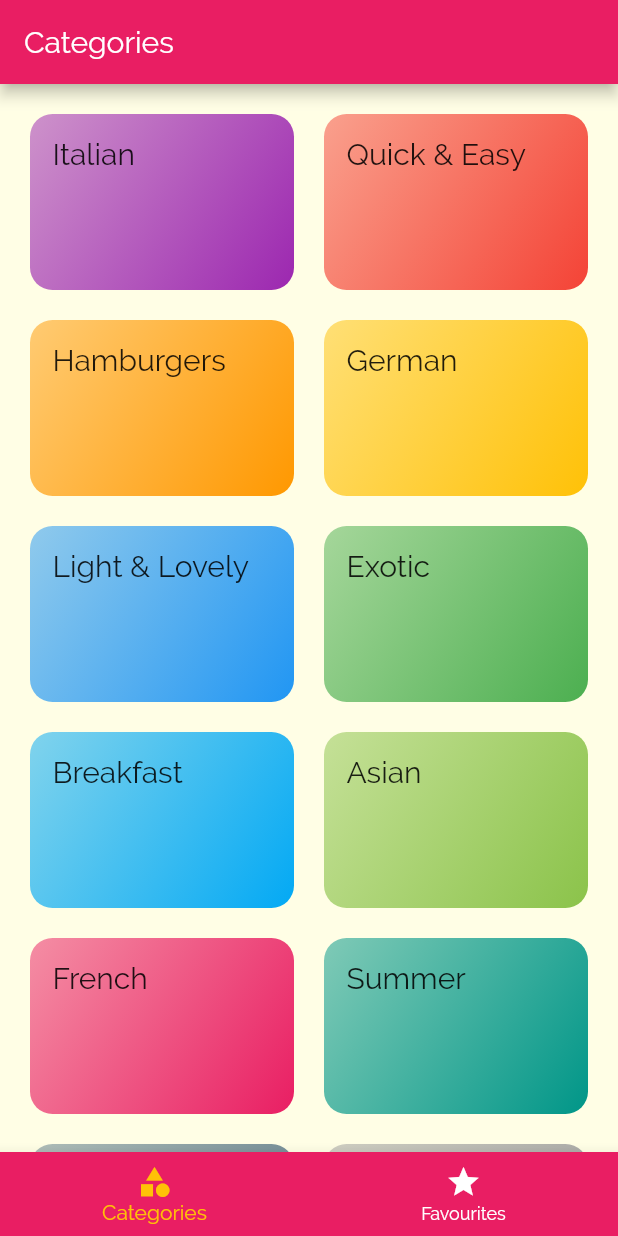
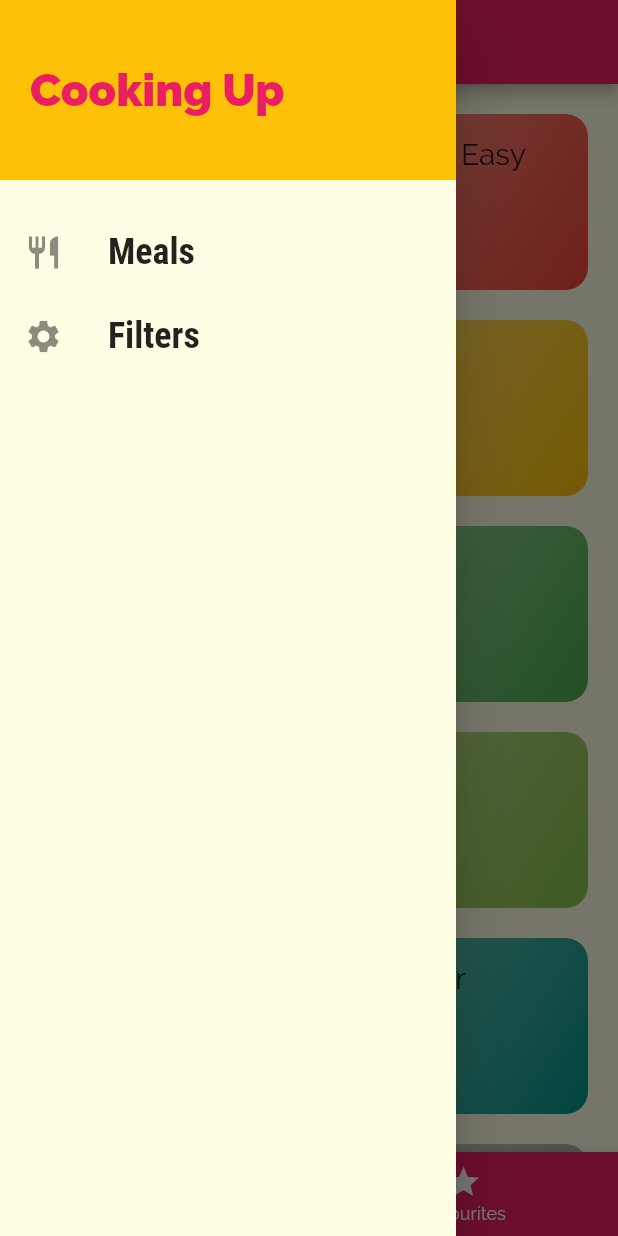
Before and after one commit to akshit-sehgal/flutter-meals, a Flutter app: the screen it shows after launch, with the side drawer open (before the commit the screen has no drawer), on a phone screen of 412 x 824 dp. Run offline on Flutter 3.47's test engine with Material 2 defaults, Android fonts, the phone set to English and light mode, and no system bars.

Commit message:
Adding a custom navigation drawer

```diff
--- a/lib/main.dart
+++ b/lib/main.dart
@@ -1,4 +1,5 @@
 import 'package:flutter/material.dart';
+import './screens/filters_screen.dart';
 import './screens/tabs_screen.dart';
 import './screens/meal_details_screen.dart';
 import './screens/category_meals_screen.dart';
@@ -38,7 +39,8 @@ class MyApp extends StatelessWidget {
       routes: {
         '/': (ctx) => TabsScreen(),
         CategoryMealsScreen.routeName: (ctx) => CategoryMealsScreen(),
-        MealDetailScreen.routeName: (ctx) => MealDetailScreen()
+        MealDetailScreen.routeName: (ctx) => MealDetailScreen(),
+        FiltersScreen.routeName: (ctx) => FiltersScreen()
       },
       // Used when an un-mentioned route is navigated or for dynamic routes
       // onGenerateRoute: (settings) {
--- /dev/null
+++ b/lib/screens/filters_screen.dart
@@ -0,0 +1,11 @@
+import 'package:flutter/material.dart';
+
+class FiltersScreen extends StatelessWidget {
+  static const routeName = '/filters';
+  @override
+  Widget build(BuildContext context) {
+    return Center(
+      child: Text('Filters'),
+    );
+  }
+}
--- a/lib/screens/tabs_screen.dart
+++ b/lib/screens/tabs_screen.dart
@@ -1,4 +1,5 @@
 import 'package:flutter/material.dart';
+import '../widgets/main_drawer.dart';
 import '../screens/favourites_screen.dart';
 import '../screens/categories_screen.dart';
 
@@ -27,6 +28,7 @@ class _TabsScreenState extends State<TabsScreen> {
       appBar: AppBar(
         title: Text(_pages[_selectedPageIndex]['title']),
       ),
+      drawer: MainDrawer(),
       body: _pages[_selectedPageIndex]['page'],
       bottomNavigationBar: BottomNavigationBar(
           onTap: _selectPage,
--- /dev/null
+++ b/lib/widgets/main_drawer.dart
@@ -0,0 +1,55 @@
+import 'package:flutter/material.dart';
+import '../screens/filters_screen.dart';
+
+class MainDrawer extends StatelessWidget {
+  Widget buildListTile(String title, IconData iconData, Function tapHandler) {
+    return ListTile(
+      onTap: tapHandler,
+      leading: Icon(
+        iconData,
+        size: 26,
+      ),
+      title: Text(
+        title,
+        style: TextStyle(
+            fontFamily: 'RobotoCondensed',
+            fontSize: 24,
+            fontWeight: FontWeight.bold),
+      ),
+    );
+  }
+
+  @override
+  Widget build(BuildContext context) {
+    return Drawer(
+      child: Column(
+        children: <Widget>[
+          Container(
+            height: 120,
+            width: double.infinity,
+            padding: EdgeInsets.all(20),
+            alignment: Alignment.centerLeft,
+            color: Theme.of(context).accentColor,
+            child: Text(
+              'Cooking Up',
+              style: TextStyle(
+                  fontWeight: FontWeight.w900,
+                  fontSize: 30,
+                  color: Theme.of(context).primaryColor,
+                  fontFamily: 'Raleway'),
+            ),
+          ),
+          SizedBox(
+            height: 20,
+          ),
+          buildListTile('Meals', Icons.restaurant, () {
+            Navigator.of(context).pushNamed('/');
+          }),
+          buildListTile('Filters', Icons.settings, () {
+            Navigator.of(context).pushNamed(FiltersScreen.routeName);
+          })
+        ],
+      ),
+    );
+  }
+}
```
